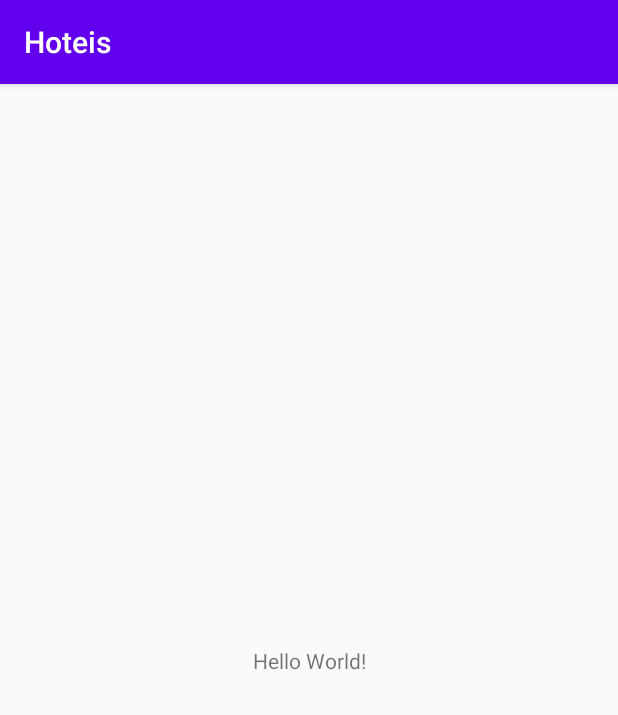
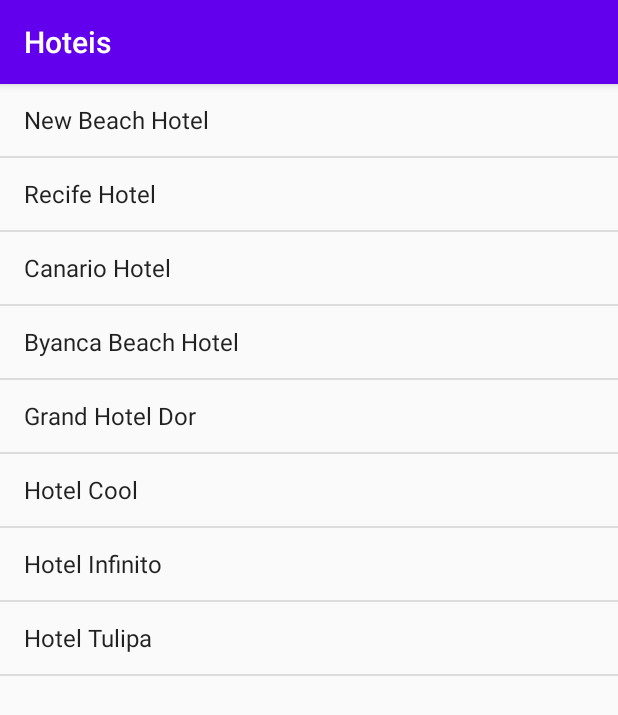
Before and after one commit to jdaibello/hoteis, an Android app: the screen it shows after launch (MainActivity before the commit, HotelActivity after it), on a phone screen of 412 x 824 dp. Shown: the top 715 px of the screen. Run offline under Robolectric (Android 15) with nearby library versions, the phone set to English and light mode, and no system bars.

Commit message:
Listagem de hotéis

```diff
--- a/app/src/main/AndroidManifest.xml
+++ b/app/src/main/AndroidManifest.xml
@@ -9,7 +9,7 @@
         android:roundIcon="@mipmap/ic_launcher_round"
         android:supportsRtl="true"
         android:theme="@style/AppTheme">
-        <activity android:name=".MainActivity">
+        <activity android:name=".HotelActivity">
             <intent-filter>
                 <action android:name="android.intent.action.MAIN" />
 
--- /dev/null
+++ b/app/src/main/java/dominando/android/hoteis/Hotel.kt
@@ -0,0 +1,10 @@
+package dominando.android.hoteis
+
+data class Hotel (
+    var id: Long = 0,
+    var name: String = "",
+    var address: String = "",
+    var rating: Float = 0.0F
+){
+    override fun toString(): String = name
+}
--- a/app/src/main/java/dominando/android/hoteis/MainActivity.kt
+++ b/app/src/main/java/dominando/android/hoteis/HotelActivity.kt
@@ -1,11 +1,11 @@
 package dominando.android.hoteis
 
+import android.os.Bundle
 import androidx.appcompat.app.AppCompatActivity
-import android.os.Bundle
 
-class MainActivity : AppCompatActivity() {
+class HotelActivity : AppCompatActivity() {
     override fun onCreate(savedInstanceState: Bundle?) {
         super.onCreate(savedInstanceState)
-        setContentView(R.layout.activity_main)
+        setContentView(R.layout.activity_hotel)
     }
 }
--- /dev/null
+++ b/app/src/main/java/dominando/android/hoteis/HotelListFragment.kt
@@ -0,0 +1,23 @@
+package dominando.android.hoteis
+
+import android.os.Bundle
+import android.widget.ArrayAdapter
+import androidx.fragment.app.ListFragment
+
+class HotelListFragment : ListFragment(), HotelListView {
+    private val presenter = HotelListPresenter(this, MemoryRepository)
+    override fun onActivityCreated(savedInstanceState: Bundle?) {
+        super.onActivityCreated(savedInstanceState)
+        presenter.searchHotels("")
+    }
+
+    override fun showHotels(hotels: List<Hotel>) {
+        val adapter = ArrayAdapter<Hotel>(requireContext(),
+            android.R.layout.simple_list_item_1, hotels)
+        listAdapter = adapter
+    }
+
+    override fun showHotelDetails(hotel: Hotel) {
+        // Será implementado em posteriormente...
+    }
+}
--- /dev/null
+++ b/app/src/main/java/dominando/android/hoteis/HotelListPresenter.kt
@@ -0,0 +1,16 @@
+package dominando.android.hoteis
+
+class HotelListPresenter(
+    private val view: HotelListView,
+    private val repository: HotelRepository
+) {
+    fun searchHotels(term: String) {
+        repository.search(term) { hotels ->
+            view.showHotels(hotels)
+        }
+    }
+
+    fun showHotelDetails(hotel: Hotel) {
+        view.showHotelDetails(hotel)
+    }
+}
--- /dev/null
+++ b/app/src/main/java/dominando/android/hoteis/HotelListView.kt
@@ -0,0 +1,6 @@
+package dominando.android.hoteis
+
+interface HotelListView {
+    fun showHotels(hotels: List<Hotel>)
+    fun showHotelDetails(hotel: Hotel)
+}
--- /dev/null
+++ b/app/src/main/java/dominando/android/hoteis/HotelRepository.kt
@@ -0,0 +1,8 @@
+package dominando.android.hoteis
+
+interface HotelRepository {
+    fun save(hotel: Hotel)
+    fun remove(vararg hotels: Hotel)
+    fun hotelById(id: Long, callback: (Hotel?) -> Unit)
+    fun search(term: String, callback: (List<Hotel>) -> Unit)
+}
--- /dev/null
+++ b/app/src/main/java/dominando/android/hoteis/MemoryRepository.kt
@@ -0,0 +1,47 @@
+package dominando.android.hoteis
+
+object MemoryRepository : HotelRepository {
+    private var nextId = 1L
+    private val hotelsList = mutableListOf<Hotel>()
+    init {
+        save(Hotel(0, "New Beach Hotel", "Av. Boa Viagem", 4.5f))
+        save(Hotel(0, "Recife Hotel", "Av. Boa Viagem", 4.0f))
+        save(Hotel(0, "Canario Hotel", "Rua dos Navegantes", 3.0f))
+        save(Hotel(0, "Byanca Beach Hotel", "Rua Mamanguape", 4.0f))
+        save(Hotel(0, "Grand Hotel Dor", "Av. Bernardo", 3.5f))
+        save(Hotel(0, "Hotel Cool", "Av. Conselheiro Aguiar", 4.0f))
+        save(Hotel(0, "Hotel Infinito", "Rua Ribeiro de Brito", 5.0f))
+        save(Hotel(0, "Hotel Tulipa", "Av. Boa Viagem", 5.0f))
+    }
+
+    override fun save(hotel: Hotel) {
+        if (hotel.id == 0L) {
+            hotel.id = nextId++
+            hotelsList.add(hotel)
+        } else {
+            val index = hotelsList.indexOfFirst { it.id == hotel.id }
+            if (index > -1) {
+                hotelsList[index] = hotel
+            } else {
+                hotelsList.add(hotel)
+            }
+        }
+    }
+
+    override fun remove(vararg hotels: Hotel) {
+        hotelsList.removeAll(hotels)
+    }
+
+    override fun hotelById(id: Long, callback: (Hotel?) -> Unit) {
+        callback(hotelsList.find { it.id == id })
+    }
+
+    override fun search(term: String, callback: (List<Hotel>) -> Unit) {
+        callback(
+            if (term.isEmpty()) hotelsList
+            else hotelsList.filter {
+                it.name.toUpperCase().contains(term.toUpperCase())
+            }
+        )
+    }
+}
--- /dev/null
+++ b/app/src/main/res/layout/activity_hotel.xml
@@ -0,0 +1,13 @@
+<?xml version="1.0" encoding="utf-8"?>
+<LinearLayout xmlns:android="http://schemas.android.com/apk/res/android"
+    android:layout_width="match_parent"
+    android:layout_height="match_parent"
+    android:orientation="horizontal">
+
+    <fragment
+        android:id="@+id/fragmentList"
+        android:name="dominando.android.hoteis.HotelListFragment"
+        android:layout_width="match_parent"
+        android:layout_height="match_parent" />
+
+</LinearLayout>
--- a/app/src/main/res/layout/activity_main.xml
+++ /dev/null
@@ -1,18 +0,0 @@
-<?xml version="1.0" encoding="utf-8"?>
-<androidx.constraintlayout.widget.ConstraintLayout xmlns:android="http://schemas.android.com/apk/res/android"
-    xmlns:app="http://schemas.android.com/apk/res-auto"
-    xmlns:tools="http://schemas.android.com/tools"
-    android:layout_width="match_parent"
-    android:layout_height="match_parent"
-    tools:context=".MainActivity">
-
-    <TextView
-        android:layout_width="wrap_content"
-        android:layout_height="wrap_content"
-        android:text="Hello World!"
-        app:layout_constraintBottom_toBottomOf="parent"
-        app:layout_constraintLeft_toLeftOf="parent"
-        app:layout_constraintRight_toRightOf="parent"
-        app:layout_constraintTop_toTopOf="parent" />
-
-</androidx.constraintlayout.widget.ConstraintLayout>
```
